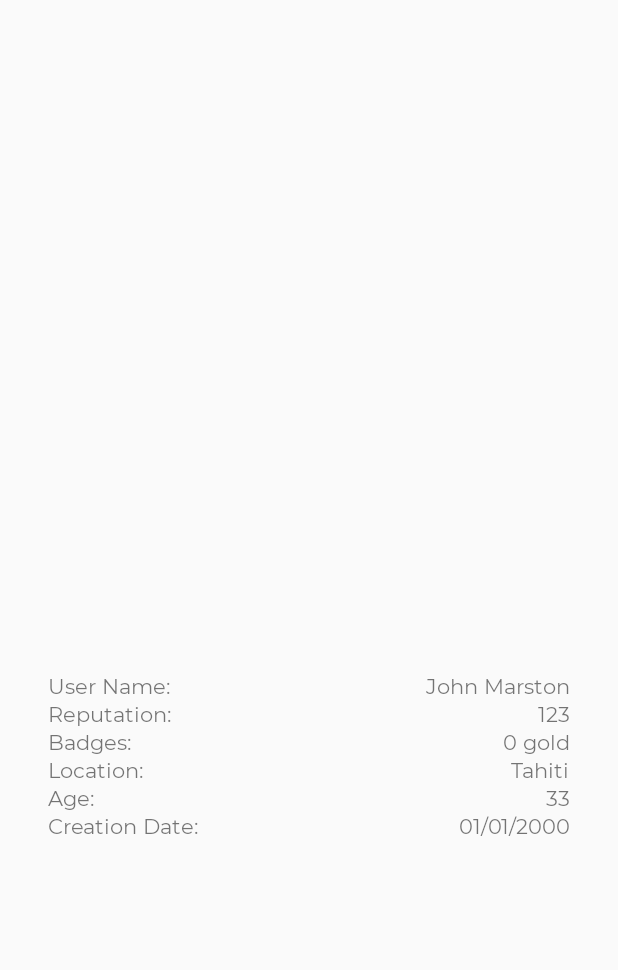
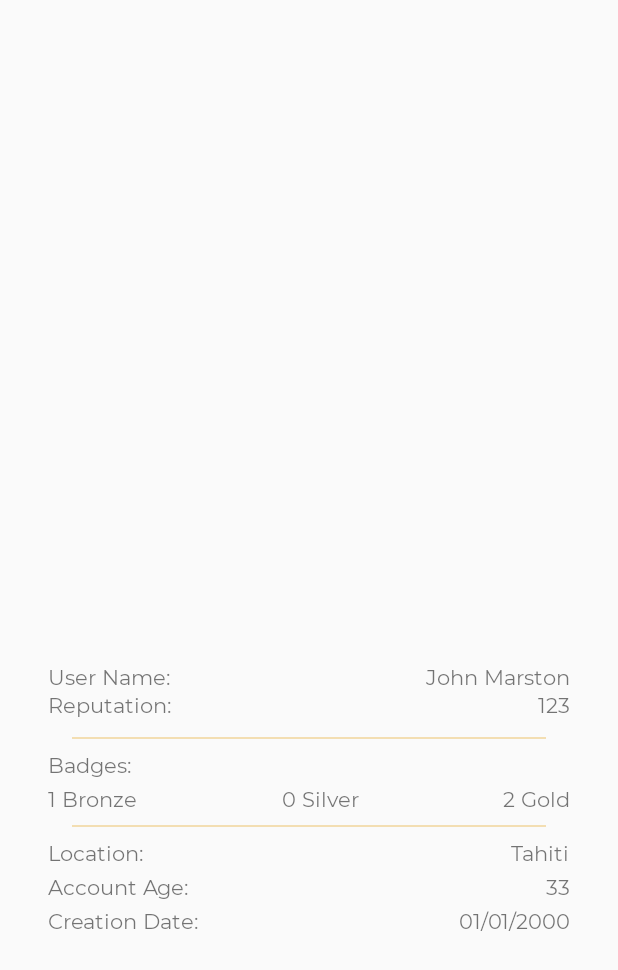
Before and after one commit to josephshawcroft/StackExchange, an Android app: the layout fragment_selected_user.xml on its own in the app's theme, with its tools: preview values and no code run, on a phone screen of 412 x 824 dp. Shown: the top 970 px of the screen. Run offline under Robolectric (Android 15) with nearby library versions, the phone set to English and light mode, and no system bars; network calls fail.

Commit message:
Added user info on the selected user page.

```diff
--- a/Android/app/build.gradle
+++ b/Android/app/build.gradle
@@ -75,7 +75,8 @@ dependencies {
     implementation 'com.squareup.retrofit2:adapter-rxjava2:2.9.0'
     implementation 'com.squareup.okhttp3:logging-interceptor:4.2.1'
 
-    implementation "io.coil-kt:coil:0.11.0"
+    implementation 'io.coil-kt:coil:0.11.0'
+    implementation 'joda-time:joda-time:2.10.6'
 
     testImplementation 'junit:junit:4.12'
     androidTestImplementation 'androidx.test.ext:junit:1.1.1'
--- a/Android/app/src/main/java/com/josephshawcroft/stackexchangeapp/data/model/User.kt
+++ b/Android/app/src/main/java/com/josephshawcroft/stackexchangeapp/data/model/User.kt
@@ -1,5 +1,4 @@
 package com.josephshawcroft.stackexchangeapp.data.model
-
 
 import android.os.Parcelable
 import com.google.gson.annotations.SerializedName
@@ -26,7 +25,7 @@ data class User(
     @SerializedName("link")
     val link: String,
     @SerializedName("location")
-    val location: String,
+    val location: String?,
     @SerializedName("profile_image")
     val profileImage: String,
     @SerializedName("reputation")
--- a/Android/app/src/main/java/com/josephshawcroft/stackexchangeapp/userlist/UserListFragment.kt
+++ b/Android/app/src/main/java/com/josephshawcroft/stackexchangeapp/userlist/UserListFragment.kt
@@ -1,6 +1,7 @@
 package com.josephshawcroft.stackexchangeapp.userlist
 
 import android.os.Bundle
+import android.text.InputType
 import android.view.LayoutInflater
 import android.view.View
 import android.view.ViewGroup
--- a/Android/app/src/main/res/layout/fragment_selected_user.xml
+++ b/Android/app/src/main/res/layout/fragment_selected_user.xml
@@ -11,23 +11,24 @@
         android:layout_height="0dp"
         android:layout_marginHorizontal="64dp"
         android:layout_marginTop="32dp"
-        android:layout_marginBottom="24dp"
+        android:layout_marginBottom="16dp"
+        android:contentDescription="@string/user_profile_picture"
         app:layout_constraintBottom_toTopOf="@id/userInfo"
         app:layout_constraintEnd_toEndOf="parent"
         app:layout_constraintStart_toStartOf="parent"
-        app:layout_constraintTop_toTopOf="parent"
-        android:contentDescription="@string/user_profile_picture" />
+        app:layout_constraintTop_toTopOf="parent" />
 
     <LinearLayout
         android:id="@+id/userInfo"
         android:layout_width="0dp"
         android:layout_height="0dp"
+        android:layout_marginHorizontal="32dp"
+        android:layout_marginTop="16dp"
+        android:layout_marginBottom="4dp"
         android:orientation="vertical"
-        android:layout_marginTop="16dp"
-        android:layout_marginHorizontal="32dp"
+        app:layout_constraintBottom_toBottomOf="parent"
         app:layout_constraintEnd_toEndOf="parent"
         app:layout_constraintStart_toStartOf="parent"
-        app:layout_constraintBottom_toBottomOf="parent"
         app:layout_constraintTop_toBottomOf="@id/userProfilePic">
 
         <LinearLayout
@@ -58,6 +59,7 @@
             android:id="@+id/reputationLayout"
             android:layout_width="wrap_content"
             android:layout_height="wrap_content"
+            android:layout_marginBottom="4dp"
             android:orientation="horizontal">
 
             <TextView
@@ -80,9 +82,22 @@
         </LinearLayout>
 
         <LinearLayout
+            android:layout_width="match_parent"
+            android:layout_height="wrap_content"
+            android:layout_marginVertical="8dp">
+
+            <View
+                android:layout_width="match_parent"
+                android:layout_height="1dp"
+                android:layout_marginHorizontal="16dp"
+                android:background="@color/colorAccent" />
+        </LinearLayout>
+
+        <LinearLayout
             android:id="@+id/badgesLayout"
             android:layout_width="wrap_content"
             android:layout_height="wrap_content"
+            android:layout_marginBottom="4dp"
             android:orientation="horizontal">
 
             <TextView
@@ -95,18 +110,61 @@
                 android:layout_width="0dp"
                 android:layout_height="0dp"
                 android:layout_weight="1" />
+        </LinearLayout>
+
+        <LinearLayout
+            android:id="@+id/badgesAnswerLayout"
+            android:layout_width="wrap_content"
+            android:layout_height="wrap_content"
+            android:orientation="horizontal">
 
             <TextView
-                android:id="@+id/badgesAnswer"
+                android:id="@+id/badgesBronze"
                 android:layout_width="wrap_content"
                 android:layout_height="wrap_content"
-                tools:text="0 gold" />
+                android:text="@string/badges"
+                tools:text="1 Bronze" />
+
+            <View
+                android:layout_width="0dp"
+                android:layout_height="0dp"
+                android:layout_weight="1" />
+
+            <TextView
+                android:id="@+id/badgesSilver"
+                android:layout_width="wrap_content"
+                android:layout_height="wrap_content"
+                tools:text="0 Silver" />
+
+            <View
+                android:layout_width="0dp"
+                android:layout_height="0dp"
+                android:layout_weight="1" />
+
+            <TextView
+                android:id="@+id/badgesGold"
+                android:layout_width="wrap_content"
+                android:layout_height="wrap_content"
+                tools:text="2 Gold" />
+        </LinearLayout>
+
+        <LinearLayout
+            android:layout_width="match_parent"
+            android:layout_height="wrap_content"
+            android:layout_marginVertical="8dp">
+
+            <View
+                android:layout_width="match_parent"
+                android:layout_height="1dp"
+                android:layout_marginHorizontal="16dp"
+                android:background="@color/colorAccent" />
         </LinearLayout>
 
         <LinearLayout
             android:id="@+id/locationLayout"
             android:layout_width="wrap_content"
             android:layout_height="wrap_content"
+            android:layout_marginBottom="4dp"
             android:orientation="horizontal">
 
             <TextView
@@ -131,6 +189,7 @@
             android:id="@+id/ageLayout"
             android:layout_width="wrap_content"
             android:layout_height="wrap_content"
+            android:layout_marginBottom="4dp"
             android:orientation="horizontal">
 
             <TextView
@@ -169,10 +228,10 @@
                 android:layout_weight="1" />
 
             <TextView
-                android:textAlignment="viewEnd"
                 android:id="@+id/creationDateAnswer"
                 android:layout_width="wrap_content"
                 android:layout_height="wrap_content"
+                android:textAlignment="viewEnd"
                 tools:text="01/01/2000" />
         </LinearLayout>
     </LinearLayout>
--- a/Android/app/src/main/res/values/strings.xml
+++ b/Android/app/src/main/res/values/strings.xml
@@ -4,9 +4,13 @@
     <string name="reputation">Reputation:</string>
     <string name="badges">Badges:</string>
     <string name="location">Location:</string>
-    <string name="age">Age:</string>
+    <string name="age">Account Age:</string>
     <string name="not_specified">Not Specified</string>
     <string name="creation_date">Creation Date:</string>
     <string name="enter_a_search_query">Enter a search query</string>
     <string name="user_profile_picture">User profile picture</string>
+    <string name="bronze">Bronze: %d</string>
+    <string name="silver">Silver: %d</string>
+    <string name="gold">Gold: %d</string>
+    <string name="days">%d days old</string>
 </resources>
```
Also changed, not shown: Android/app/src/main/java/com/josephshawcroft/stackexchangeapp/selecteduser/SelectedUserFragment.kt (+26 -15 lines).
